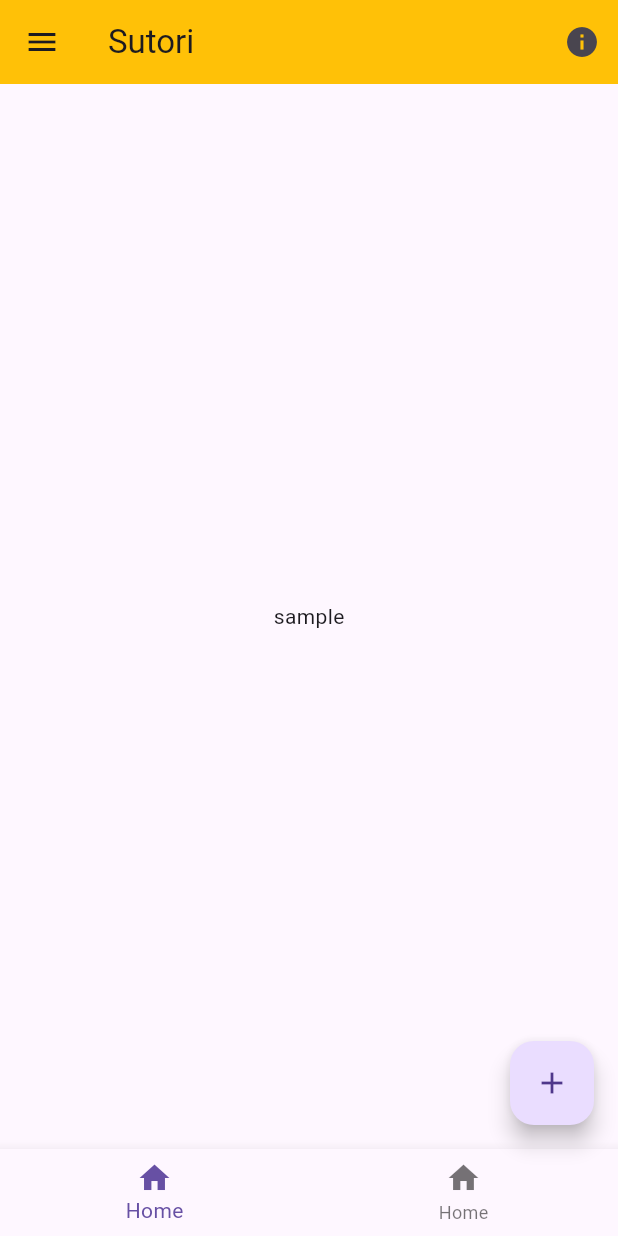
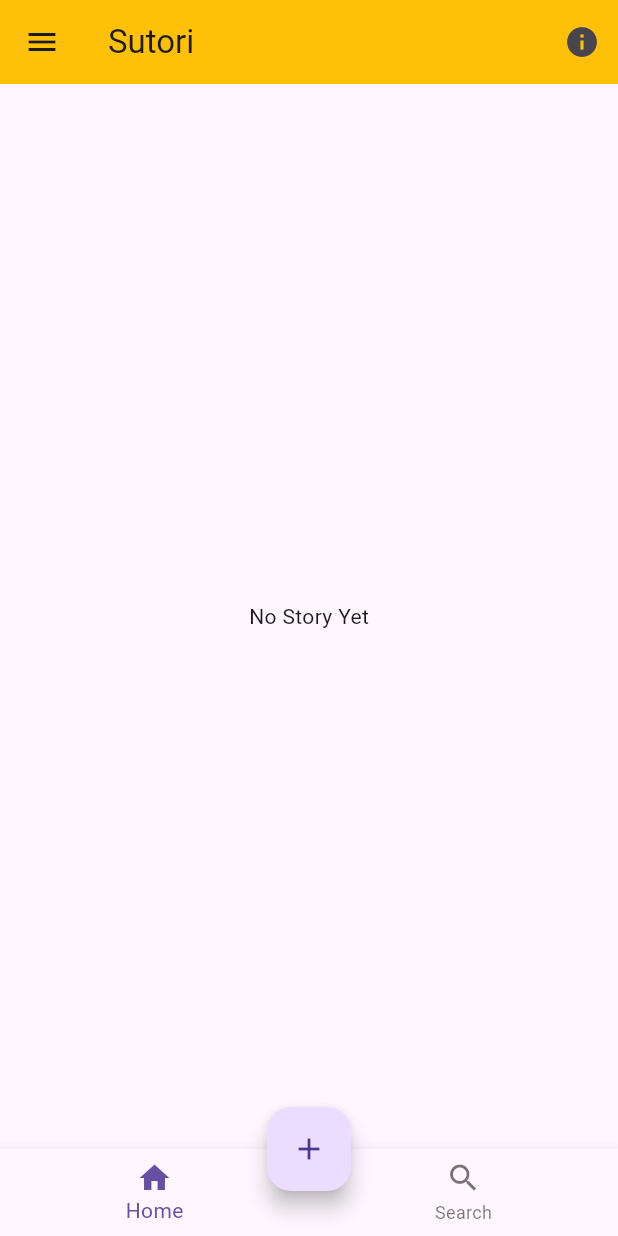
Before and after one commit to keylabintang/sutoriapp_hop, a Flutter app: the screen it shows after launch, on a phone screen of 412 x 824 dp. Run offline on Flutter 3.47's test engine with Material 3 defaults, Android fonts, the phone set to English and light mode, and no system bars.

Commit message:
add actionbuttonlocation

```diff
--- a/lib/ui/home_screen.dart
+++ b/lib/ui/home_screen.dart
@@ -1,4 +1,5 @@
 import 'package:flutter/material.dart';
+import 'package:sutoriapp/ui/add_story_screen.dart';
 import 'package:sutoriapp/ui/info_detail_screen.dart';
 
 class HomeScreen extends StatelessWidget {
@@ -8,10 +9,28 @@ class HomeScreen extends StatelessWidget {
   Widget build(BuildContext context) {
     return Scaffold(
       appBar: _appBar(context),
-      body: Center(child: Text('sample')),
-      drawer: Drawer(
+      body: Center(child: Text('No Story Yet')),
+      drawer: _drawer(),
+      floatingActionButton: FloatingActionButton(
+        onPressed: () {
+          Navigator.push(context,
+              MaterialPageRoute(builder: ((context) => AddStoryScreen())));
+        },
+        child: Icon(Icons.add),
+      ),
+      floatingActionButtonLocation: FloatingActionButtonLocation.centerDocked,
+      bottomNavigationBar: BottomNavigationBar(items: <BottomNavigationBarItem>[
+        BottomNavigationBarItem(icon: Icon(Icons.home), label: 'Home'),
+        BottomNavigationBarItem(icon: Icon(Icons.search), label: 'Search')
+      ]),
+    );
+  }
+
+  Drawer _drawer() {
+    return Drawer(
       child: ListView(
         children: const [
+          DrawerHeader(child: Text('Welcome')),
           ListTile(
             leading: Icon(Icons.person),
             title: Text('Account'),
@@ -22,15 +41,6 @@ class HomeScreen extends StatelessWidget {
           ),
         ],
       ),
-      ),
-      floatingActionButton: FloatingActionButton(
-        onPressed: () {},
-        child: Icon(Icons.add),
-      ),
-      bottomNavigationBar: BottomNavigationBar(items: <BottomNavigationBarItem>[
-        BottomNavigationBarItem(icon: Icon(Icons.home), label: 'Home'),
-        BottomNavigationBarItem(icon: Icon(Icons.home), label: 'Home')
-      ]),
     );
   }
 
```
Lines whose indentation alone changed are shown as unchanged.
